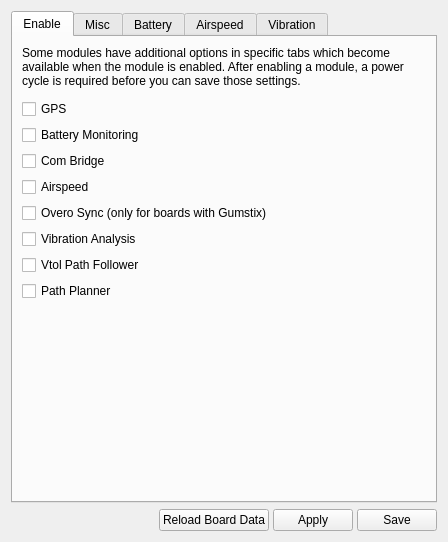
Old version of the form ground/gcs/src/plugins/config/modules.ui in the repository KipK/TauLabs.
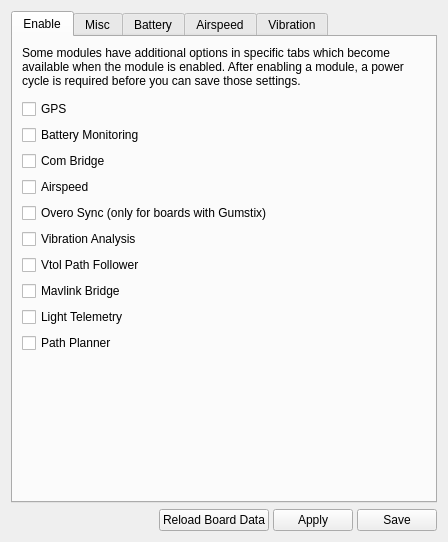
New version of the form. The open tabs and pages were chosen to show the change. Icons and pictures are not drawn.

Commit message: - changed variable name in lighttelemetry - added baudrate selection for Mavlink

Diff of the .ui file:
```diff
--- a/ground/gcs/src/plugins/config/modules.ui
+++ b/ground/gcs/src/plugins/config/modules.ui
@@ -117,6 +117,26 @@
          </property>
         </widget>
        </item>
+       <item>
+        <widget class="QCheckBox" name="cbUAVOMavlinkBridge">
+         <property name="toolTip">
+          <string>Enable UAVOMavlinkBridge module which is required for Mavlink protocol</string>
+         </property>
+         <property name="text">
+          <string>Mavlink Bridge</string>
+         </property>
+        </widget>
+       </item>
+       <item>
+        <widget class="QCheckBox" name="cbUAVOLighttelemetryBridge">
+         <property name="toolTip">
+          <string>Enable UAVOLighttelemetryBridge module which is required for LightTelemetry protocol</string>
+         </property>
+         <property name="text">
+          <string>Light Telemetry</string>
+         </property>
+        </widget>
+       </item>
        <item>
         <widget class="QCheckBox" name="cbPathPlanner">
          <property name="toolTip">
```
Left out of the diff: 19 changed lines with no effect on the pictures. The commit also changes 5 other files.
